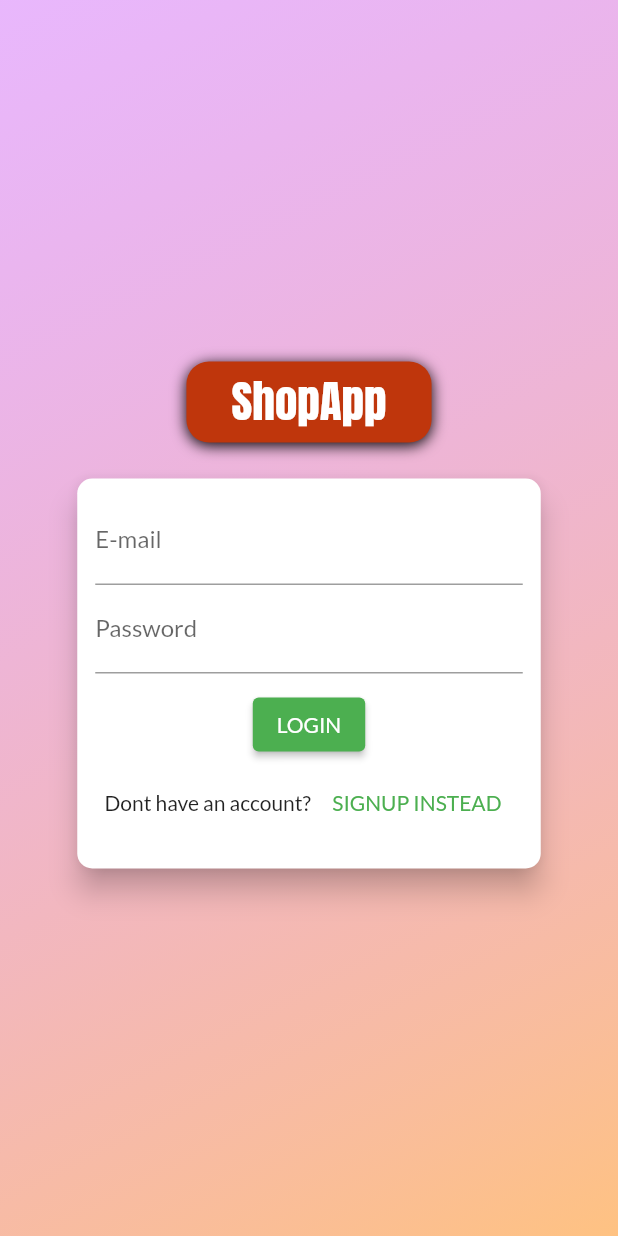
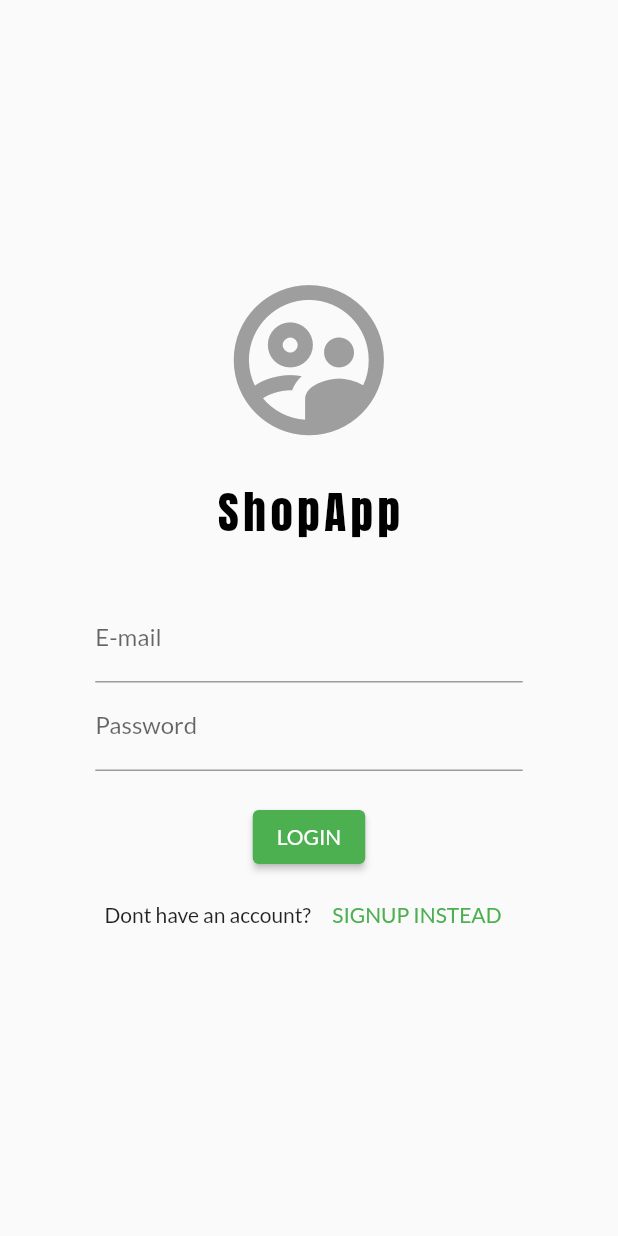
Before and after one commit to talented-vicky/shop_app, a Flutter app: the screen it shows after launch, on a phone screen of 412 x 824 dp. Run offline on Flutter 3.47's test engine with Material 2 defaults, Android fonts, the phone set to English and light mode, and no system bars.

```diff
--- a/lib/main.dart
+++ b/lib/main.dart
@@ -33,9 +33,15 @@ class MyApp extends StatelessWidget {
           // ChangeNotifierProvider(create: (ctxt) => Products()),
           ChangeNotifierProxyProvider<Auth, Products>(
             update: (ctxt, auth, prevProd) => Products(
-                authToken: auth.fetchToken,
-                prodList: prevProd == null ? [] : prevProd.prodList),
-            create: (_) => Products(authToken: '', prodList: []),
+              authToken: auth.fetchToken,
+              userId: auth.fetchUserId,
+              prodList: prevProd == null ? [] : prevProd.prodList,
+            ),
+            create: (_) => Products(
+              authToken: '',
+              userId: '',
+              prodList: [],
+            ),
           ),
           // 1st <>param tells what it depends on to rebuild
           // 2nd angle param tells what will be rebuilt, added
--- a/lib/providers/auth.dart
+++ b/lib/providers/auth.dart
@@ -25,6 +25,10 @@ class Auth with ChangeNotifier {
       return _token;
     }
     return null;
+  }
+
+  String get fetchUserId {
+    return _userId!;
   }
 
   Future<void> _authenticate(
--- a/lib/views/auth_page.dart
+++ b/lib/views/auth_page.dart
@@ -15,49 +15,32 @@ class AuthPage extends StatelessWidget {
   Widget build(BuildContext context) {
     final deviceSize = MediaQuery.of(context).size;
     return Scaffold(
-        body: Stack(children: [
-      Container(
-          decoration: BoxDecoration(
-        gradient: LinearGradient(
-            colors: [
-              const Color.fromRGBO(215, 117, 255, 1).withOpacity(.5),
-              const Color.fromRGBO(255, 188, 117, 1).withOpacity(.9)
-            ],
-            begin: Alignment.topLeft,
-            end: Alignment.bottomRight,
-            stops: const [0, 1]),
-      )),
-      SingleChildScrollView(
+        body: SingleChildScrollView(
       child: Container(
           height: deviceSize.height,
           width: deviceSize.width,
-            child:
-                Column(mainAxisAlignment: MainAxisAlignment.center, children: [
-              Flexible(
-                  child: Container(
-                      padding: const EdgeInsets.symmetric(
-                          horizontal: 30, vertical: 5),
-                      margin: const EdgeInsets.only(bottom: 20),
-                      decoration: BoxDecoration(
-                          borderRadius: BorderRadius.circular(15),
-                          color: Colors.deepOrange.shade900,
-                          boxShadow: const [
-                            BoxShadow(
-                                blurRadius: 8,
-                                color: Colors.black,
-                                offset: Offset(0, 2))
-                          ]),
+          child: Column(mainAxisAlignment: MainAxisAlignment.center, children: [
+            Container(
+                child: Column(
+              children: [
+                Container(
+                  child: const Icon(Icons.supervised_user_circle_outlined,
+                      size: 120, color: Colors.grey),
+                ),
+                Container(
+                    margin: const EdgeInsets.symmetric(vertical: 20),
                     child: const Text("ShopApp",
                         style: TextStyle(
-                              color: Colors.white,
+                            color: Colors.black,
                             fontSize: 30,
-                              fontFamily: 'Anton')))),
+                            letterSpacing: 3,
+                            fontFamily: 'Anton'))),
+              ],
+            )),
             Flexible(
-                  flex: deviceSize.width > 600 ? 2 : 1,
-                  child: const AuthWidget())
+                flex: deviceSize.width > 600 ? 2 : 1, child: const AuthWidget())
           ])),
-      )
-    ]));
+    ));
   }
 }
 
@@ -151,10 +134,7 @@ class _AuthWidgetState extends State<AuthWidget> {
   @override
   Widget build(BuildContext context) {
     final deviceSize = MediaQuery.of(context).size;
-    return Card(
-        shape: RoundedRectangleBorder(borderRadius: BorderRadius.circular(10)),
-        elevation: 8,
-        child: Container(
+    return Container(
         height: _authstate == AuthState.signUp ? 320 : 260,
         constraints: BoxConstraints(
             minHeight: _authstate == AuthState.signUp ? 320 : 260),
@@ -192,12 +172,13 @@ class _AuthWidgetState extends State<AuthWidget> {
                     _authInfo['password'] = val!;
                   },
                 ),
+                const SizedBox(height: 10),
                 if (_authstate == AuthState.signUp)
                   TextFormField(
                       enabled: _authstate == AuthState.signUp,
                       obscureText: true,
-                          decoration: const InputDecoration(
-                              labelText: 'Confrim Password'),
+                      decoration:
+                          const InputDecoration(labelText: 'Confrim Password'),
                       validator: _authstate == AuthState.signUp
                           ? (val) {
                               if (val != _passwordCtrl.text) {
@@ -211,9 +192,8 @@ class _AuthWidgetState extends State<AuthWidget> {
                 else
                   ElevatedButton(
                     onPressed: _signUser,
-                        child: Text(_authstate == AuthState.signUp
-                            ? 'SIGN UP'
-                            : 'LOGIN'),
+                    child: Text(
+                        _authstate == AuthState.signUp ? 'SIGN UP' : 'LOGIN'),
                     // style: ButtonStyle(shape: RoundedRectangleBorder(borderRadius: BorderRadius.circular(30))),
                   ),
                 const SizedBox(height: 10),
@@ -233,6 +213,6 @@ class _AuthWidgetState extends State<AuthWidget> {
                   ],
                 )
               ],
-                )))));
+            ))));
   }
 }
```
Also changed, not shown: lib/providers/product.dart (+33 -15 lines), lib/views/product_detail.dart (+67 -15 lines), lib/views/user_products.dart (+21 -7 lines), lib/widgets/product_item.dart (+9 -8 lines). Lines whose indentation alone changed are shown as unchanged.
